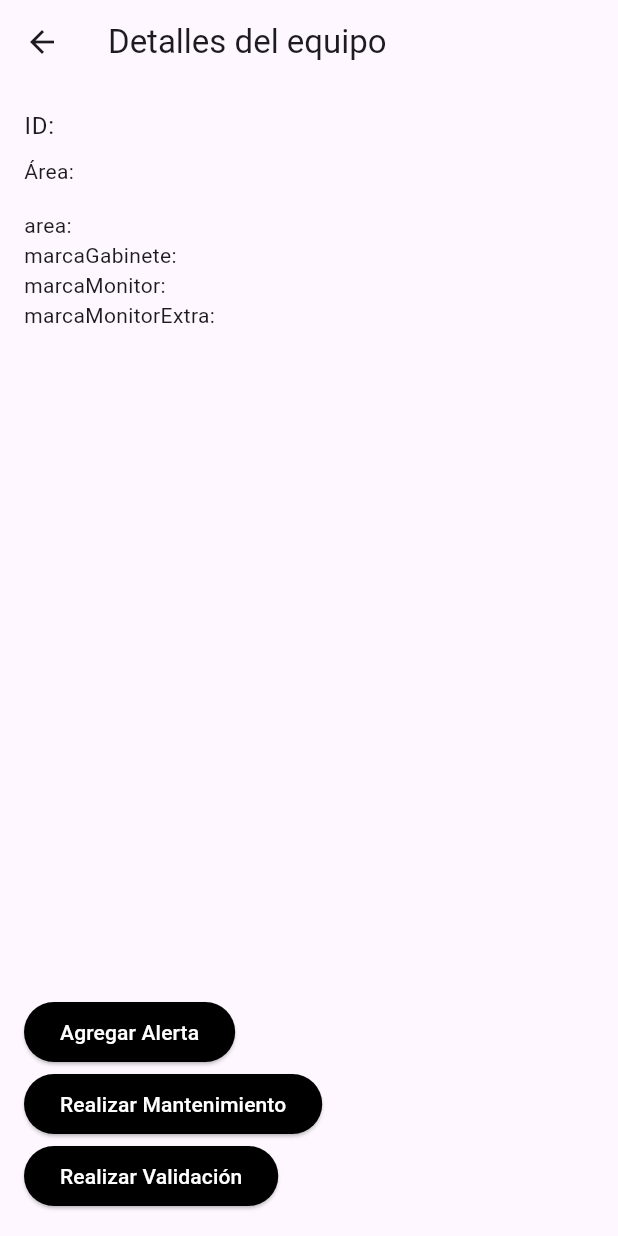
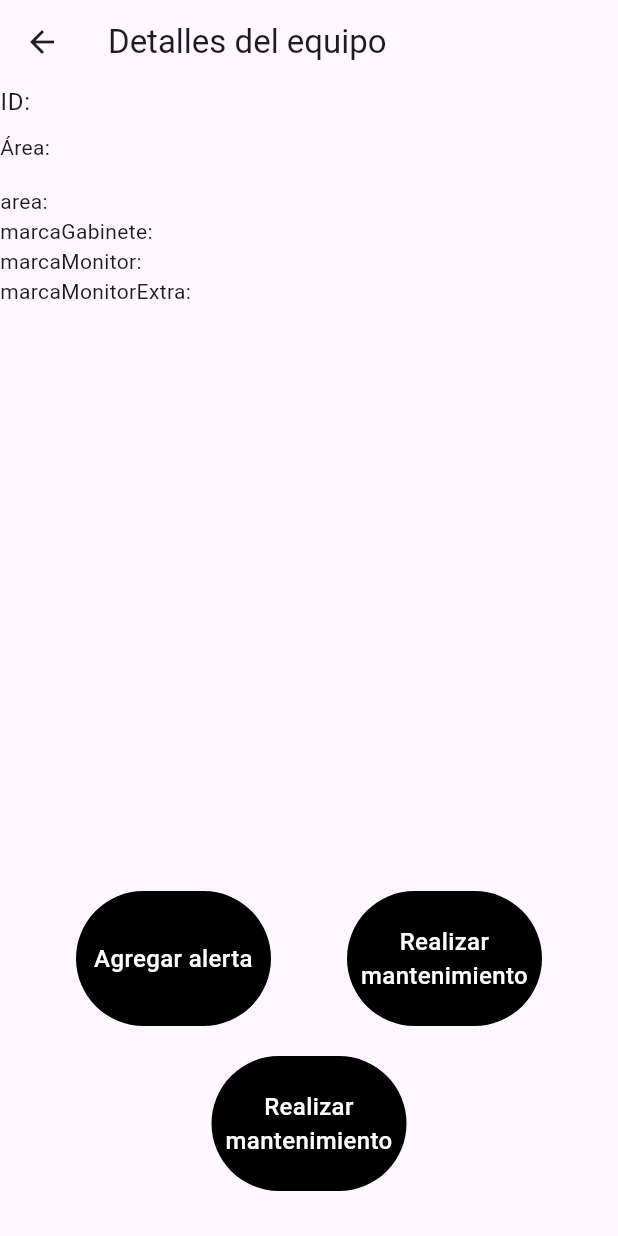
Before and after one commit to luissmga/Surmeti, a Flutter app: the DetallesEquipoScreen screen opened directly with empty values, on a phone screen of 412 x 824 dp. Run offline on Flutter 3.47's test engine with Material 3 defaults, Android fonts, the phone set to English and light mode, and no system bars; our stand-ins replace cloud_firestore, firebase_core, flutter_local_notifications, local_auth; accounts and stored records are empty.

Commit message:
06 Se ajustaron los botones de ver_equipos.dart

```diff
--- a/lib/screens/ver_equipos_screen.dart
+++ b/lib/screens/ver_equipos_screen.dart
@@ -1,5 +1,6 @@
 import 'package:flutter/material.dart';
 import 'package:cloud_firestore/cloud_firestore.dart';
+import 'package:surmeti/theme/app_theme.dart';
 import 'agregar_alerta_screen.dart';
 import 'realizar_mantenimiento_screen.dart';
 import 'realizar_validacion_screen.dart';
@@ -41,7 +42,7 @@ class VerEquiposScreen extends StatelessWidget {
                       child: const Text('Ver'),
                     ),
                   ),
-                  Divider(
+                  const Divider(
                     color: Colors.purple,
                     thickness: 1,
                   ),
@@ -59,6 +60,31 @@ class DetallesEquipoScreen extends StatelessWidget {
   final DocumentSnapshot doc;
 
   const DetallesEquipoScreen({Key? key, required this.doc}) : super(key: key);
+  static Widget buildBox(BuildContext context, String title, Widget screen) {
+    return InkWell(
+      onTap: () {
+        Navigator.push(
+          context,
+          MaterialPageRoute(builder: (context) => screen),
+        );
+      },
+      child: Container(
+        width: 130,
+        height: 90,
+        alignment: Alignment.center,
+        padding: const EdgeInsets.all(9),
+        decoration: BoxDecoration(
+          color: const Color.fromARGB(255, 0, 0, 0),
+          borderRadius: BorderRadius.circular(80),
+        ),
+        child: Text(
+          title,
+          textAlign: TextAlign.center,
+          style: AppTheme.boxTextStyle,
+        ),
+      ),
+    );
+  }
 
   @override
   Widget build(BuildContext context) {
@@ -66,8 +92,8 @@ class DetallesEquipoScreen extends StatelessWidget {
 
     return Scaffold(
       appBar: AppBar(title: const Text('Detalles del equipo')),
-      body: Padding(
-        padding: const EdgeInsets.all(16.0),
+      body: Center(
+        // padding: const EdgeInsets.all(16.0),
         child: Column(
           crossAxisAlignment: CrossAxisAlignment.start,
           children: [
@@ -79,24 +105,24 @@ class DetallesEquipoScreen extends StatelessWidget {
               return Text('${entry.key}: ${entry.value}');
             }).toList(),
             const Spacer(),
-            ElevatedButton(
-              onPressed: () {
-                Navigator.pushNamed(context, '/agregar_alerta');
-              },
-              child: const Text('Agregar Alerta'),
+            const SizedBox(height: 20),
+            Row(
+              mainAxisAlignment: MainAxisAlignment.spaceEvenly,
+              children: <Widget>[
+                buildBox(context, 'Agregar alerta',  AgregarAlertaScreen()),
+                buildBox(context, 'Realizar mantenimiento',  RealizarMantenimientoScreen()),
+              ],
             ),
-            ElevatedButton(
-              onPressed: () {
-                Navigator.pushNamed(context, '/realizar_mantenimiento');
-              },
-              child: const Text('Realizar Mantenimiento'),
+            const SizedBox(height: 20),
+            Row(
+              mainAxisAlignment: MainAxisAlignment.spaceEvenly,
+              children: <Widget>[
+                // buildBox(context, 'Agregar alerta',  AgregarAlertaScreen()),
+                // buildBox(context, 'Realizar mantenimiento',  RealizarMantenimientoScreen()),
+                buildBox(context, 'Realizar mantenimiento',  RealizarValidacionScreen()),
+              ],
             ),
-            ElevatedButton(
-              onPressed: () {
-                Navigator.pushNamed(context, '/realizar_validacion');
-              },
-              child: const Text('Realizar Validación'),
-            ),
+            const SizedBox(height: 30),
           ],
         ),
       ),
```
